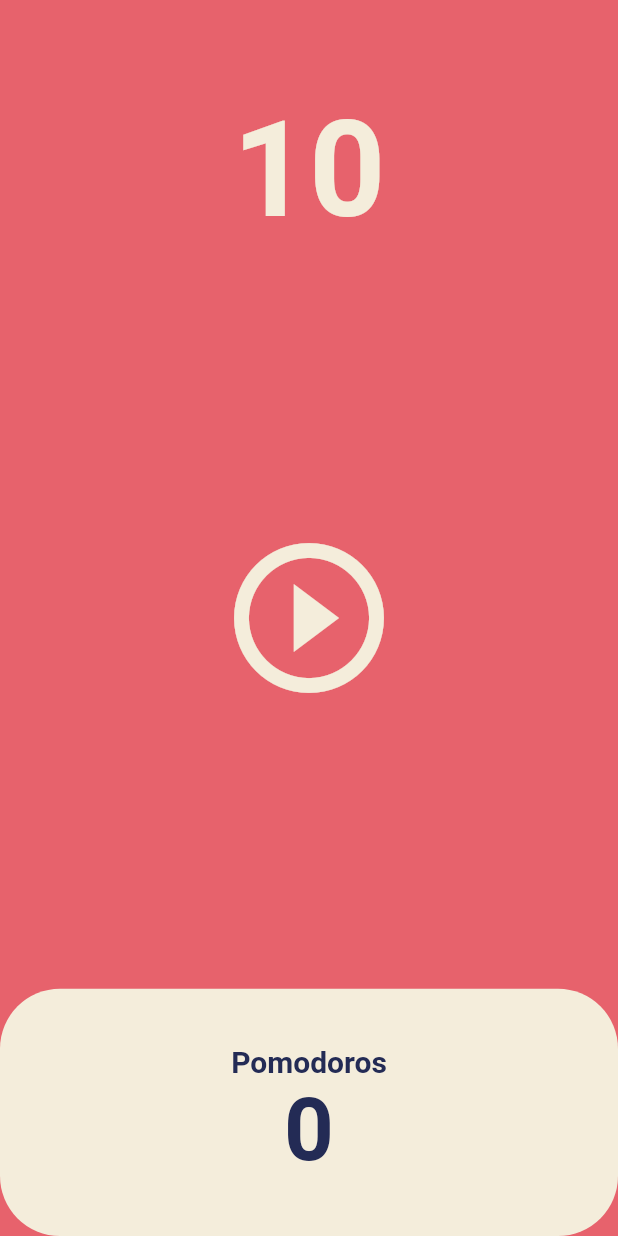
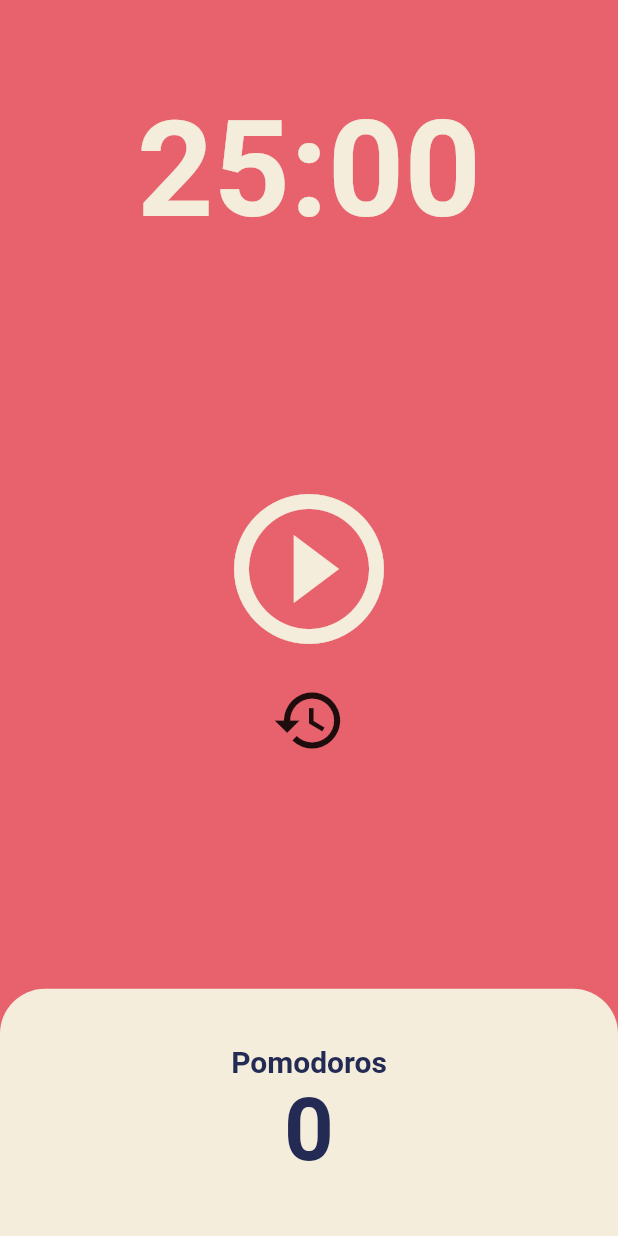
Before and after one commit to Drew-Choi/flutter_made, a Flutter app: the screen it shows after launch, on a phone screen of 412 x 824 dp. Run offline on Flutter 3.47's test engine with Material 2 defaults, Android fonts, the light colour scheme and no system bars.

Commit message:
Pomodoros reset button

```diff
--- a/first/lib/screens/home_screen.dart
+++ b/first/lib/screens/home_screen.dart
@@ -10,15 +10,26 @@ class HomeScreen extends StatefulWidget {
 }
 
 class _HomeScreenState extends State<HomeScreen> {
-  int totalSeconds = 10;
+  static const initalTime = 1500;
+  int totalSeconds = initalTime;
   bool isRunning = false;
+  int totalPomodoros = 0;
 
   late Timer timer;
 
   void onTick(Timer timer) {
+    if (totalSeconds == 0) {
+      timer.cancel();
+      setState(() {
+        totalPomodoros += 1;
+        isRunning = false;
+        totalSeconds = initalTime;
+      });
+    } else {
       setState(() {
         totalSeconds -= 1;
       });
+    }
   }
 
   void onStartPressed() {
@@ -38,6 +49,17 @@ class _HomeScreenState extends State<HomeScreen> {
     });
   }
 
+  void resetPressed() {
+    setState(() {
+      totalSeconds = initalTime;
+    });
+  }
+
+  String format(int seconds) {
+    var duration = Duration(seconds: seconds);
+    return duration.toString().split('.').first.substring(2, 7);
+  }
+
   @override
   Widget build(BuildContext context) {
     return Scaffold(
@@ -49,7 +71,7 @@ class _HomeScreenState extends State<HomeScreen> {
             child: Container(
               alignment: Alignment.bottomCenter,
               child: Text(
-                '$totalSeconds',
+                format(totalSeconds),
                 style: TextStyle(
                   color: Theme.of(context).cardColor,
                   fontSize: 89,
@@ -61,13 +83,23 @@ class _HomeScreenState extends State<HomeScreen> {
           Flexible(
             flex: 3,
             child: Center(
-              child: IconButton(
+              child: Column(
+                mainAxisAlignment: MainAxisAlignment.center,
+                children: [
+                  IconButton(
                     iconSize: 120,
                     color: Theme.of(context).cardColor,
                     onPressed: isRunning ? onStopPressed : onStartPressed,
                     icon: Icon(isRunning
                         ? Icons.pause_circle_outline_outlined
                         : Icons.play_circle_outline_outlined),
+                  ),
+                  IconButton(
+                    iconSize: 50,
+                    onPressed: resetPressed,
+                    icon: Icon(!isRunning ? Icons.restore_outlined : null),
+                  ),
+                ],
               ),
             ),
           ),
@@ -78,7 +110,10 @@ class _HomeScreenState extends State<HomeScreen> {
                 Expanded(
                   child: Container(
                     decoration: BoxDecoration(
-                      borderRadius: BorderRadius.circular(40),
+                      borderRadius: const BorderRadius.only(
+                        topRight: Radius.circular(30),
+                        topLeft: Radius.circular(30),
+                      ),
                       color: Theme.of(context).cardColor,
                     ),
                     child: Column(
@@ -94,7 +129,7 @@ class _HomeScreenState extends State<HomeScreen> {
                           ),
                         ),
                         Text(
-                          '0',
+                          '$totalPomodoros',
                           style: TextStyle(
                             fontSize: 58,
                             color:
```
Lines whose indentation alone changed are shown as unchanged.
